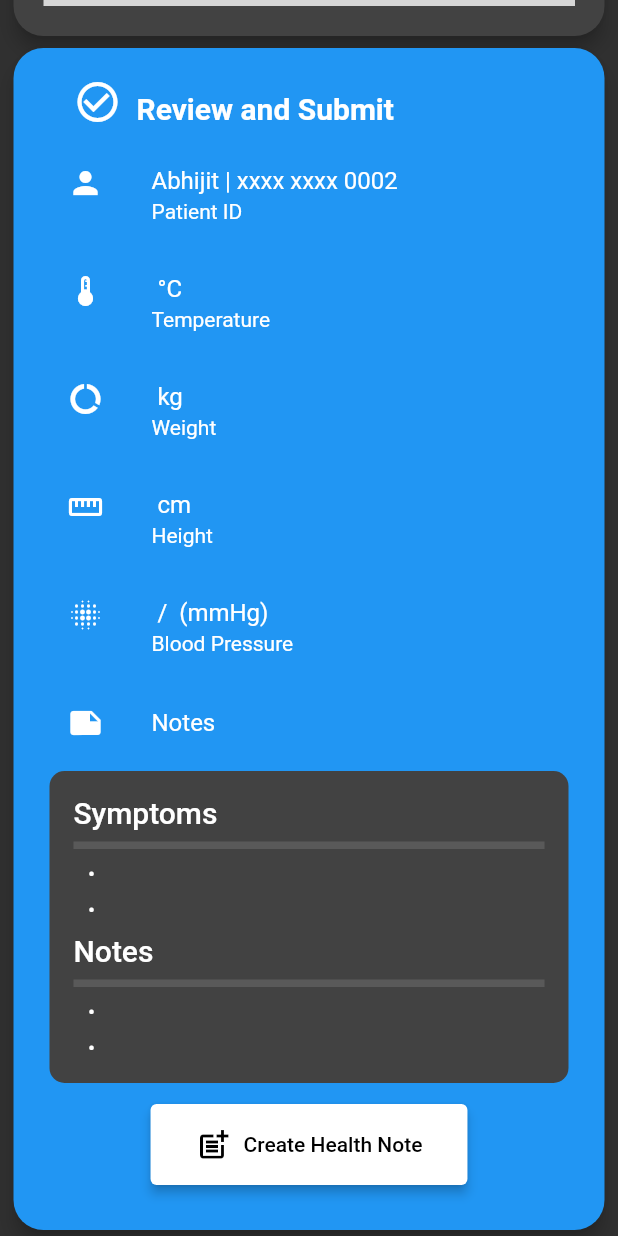
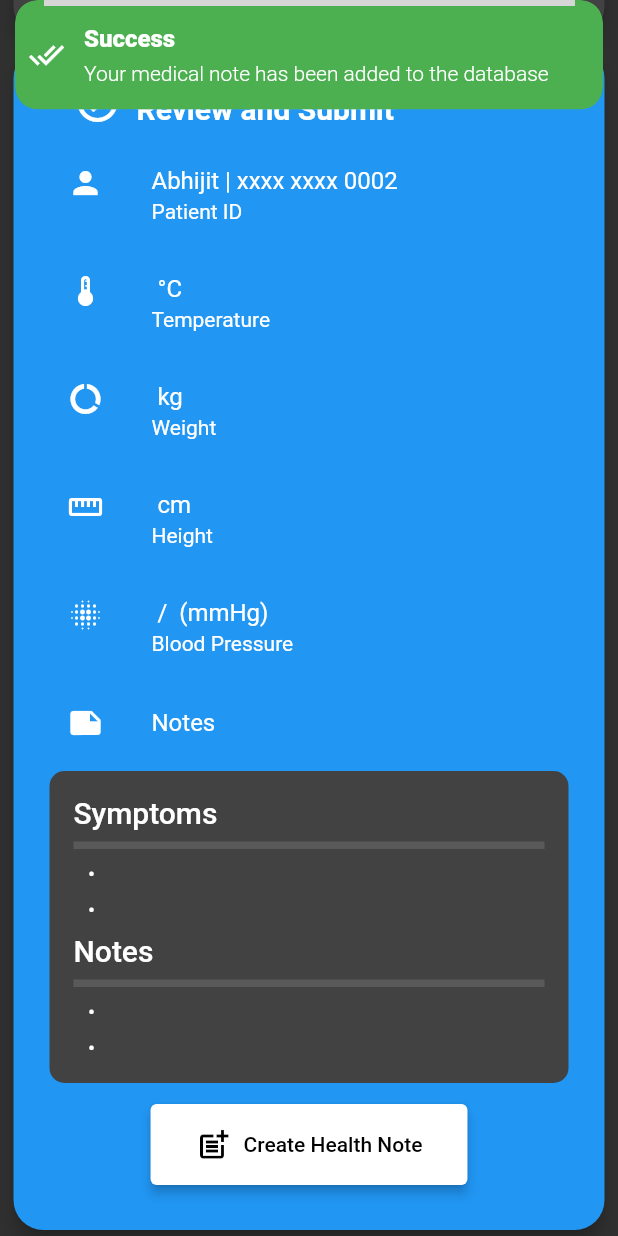
Before and after one commit to Az-21/universal-health-card, a Flutter app: the CreateNotesPage screen opened directly, scrolled down 783 dp, after a tap on "Create Health Note", on a phone screen of 412 x 824 dp. Run offline on Flutter 3.47's test engine with Material 2 defaults, Android fonts, the light colour scheme and no system bars; our stand-ins replace cloud_firestore, firebase_auth, firebase_core, flutter_markdown, font_awesome_flutter, get and 4 more; missing offline and left inert: awesome_card, flutter_card_swipper, maps_launcher, markdown_editable_textinput, pattern_formatter; accounts and stored records are empty; grey boxes are pictures that could not be loaded.

Commit message:
☁ added cloud DB upload functionality

```diff
--- a/lib/src/notes/add_notes.dart
+++ b/lib/src/notes/add_notes.dart
@@ -1,9 +1,12 @@
 // ━━━━━━━━━━━━━━━━━━━━━━━━━━━━━━━━━━━━━━━━
 //  * Imports
 // ━━━━━━━━━━━━━━━━━━━━━━━━━━━━━━━━━━━━━━━━
+import 'package:cloud_firestore/cloud_firestore.dart';
+import 'package:firebase_auth/firebase_auth.dart';
 import 'package:flutter/cupertino.dart';
 import 'package:flutter/material.dart';
 import 'package:flutter/services.dart';
+import 'package:get_storage/get_storage.dart';
 import 'package:health_app/src/functions.dart';
 
 // Pub Dev Imports
@@ -24,7 +27,7 @@ class CreateNotesPage extends StatefulWidget {
 
 class _CreateNotesPageState extends State<CreateNotesPage> {
   // * Variables
-  double temp = 36.5;
+  double temp = 97.7;
   TextEditingController textTemp = TextEditingController();
   TextEditingController weight = TextEditingController();
   TextEditingController height = TextEditingController();
@@ -33,6 +36,13 @@ class _CreateNotesPageState extends State<CreateNotesPage> {
   String description = '## Symptoms\n---\n* \n* \n\n## Notes\n---\n* \n* \n';
   final String _markdownURL = 'https://www.markdownguide.org/cheat-sheet/';
 
+  final _getStorage = GetStorage();
+
+  // * Google hooks
+  final user = FirebaseAuth.instance.currentUser!;
+  final CollectionReference collectionReference =
+      FirebaseFirestore.instance.collection('notes');
+
   List<String> cardList = [
     'Abhijit | xxxx xxxx 0002',
     'Abhishek | xxxx xxxx 0003',
@@ -40,6 +50,21 @@ class _CreateNotesPageState extends State<CreateNotesPage> {
     'Dhruv | xxxx xxxx 0015',
   ];
   int _selectedCard = 0;
+
+  // * Details of submitter
+  String name = 'ERR: Unknown User';
+  String orgnization = 'Self';
+  bool isDoctor = false;
+  @override
+  void initState() {
+    super.initState();
+    // * Get details about current user
+    orgnization = _getStorage.read('orgnization').toString();
+    isDoctor =
+        // ignore: avoid_bool_literals_in_conditional_expressions
+        _getStorage.read('isDoc').toString() == 'true' ? true : false;
+    name = user.displayName!;
+  }
 
   @override
   Widget build(BuildContext context) {
@@ -149,8 +174,8 @@ class _CreateNotesPageState extends State<CreateNotesPage> {
                               flex: 9,
                               child: SfLinearGauge(
                                 // * Range
-                                minimum: 35,
-                                maximum: 39,
+                                minimum: 95,
+                                maximum: 103,
 
                                 // * Triangle Marker + Text Display
                                 markerPointers: [
@@ -178,13 +203,13 @@ class _CreateNotesPageState extends State<CreateNotesPage> {
                                       height: 60,
                                       child: Center(
                                         child: Text(
-                                          '${temp.toStringAsFixed(1)} °C',
+                                          '${temp.toStringAsFixed(1)} °F',
                                           style: TextStyle(
                                               fontWeight: FontWeight.w500,
                                               fontSize: 11,
-                                              color: temp < 36.1
+                                              color: temp < 97
                                                   ? Colors.blue
-                                                  : temp < 37.2
+                                                  : temp < 98.7
                                                       ? Colors.green
                                                       : Colors.red),
                                         ),
@@ -194,9 +219,9 @@ class _CreateNotesPageState extends State<CreateNotesPage> {
                                 ],
 
                                 // * Gradient Axis
-                                axisTrackStyle: LinearAxisTrackStyle(
+                                axisTrackStyle: const LinearAxisTrackStyle(
                                   thickness: 18,
-                                  gradient: const LinearGradient(
+                                  gradient: LinearGradient(
                                     colors: [
                                       Colors.blue,
                                       Colors.green,
@@ -221,13 +246,13 @@ class _CreateNotesPageState extends State<CreateNotesPage> {
                                 controller: textTemp,
                                 decoration: const InputDecoration(
                                   border: OutlineInputBorder(),
-                                  labelText: '°C',
-                                  hintText: '36.5',
+                                  labelText: '°F',
+                                  hintText: '97.7',
                                 ),
                                 onSubmitted: (value) {
                                   if (value == '' || value == '-') {
-                                    textTemp.text = '36.0';
-                                    setState(() => temp = 36.0);
+                                    textTemp.text = '97.7';
+                                    setState(() => temp = 97.7);
                                   } else {
                                     temp = double.parse(value);
                                     setState(() {});
@@ -612,7 +637,30 @@ class _CreateNotesPageState extends State<CreateNotesPage> {
                             ),
                             icon: const Icon(Icons.post_add),
                             label: const Text('Create Health Note'),
-                            onPressed: () {},
+                            onPressed: () async {
+                              await collectionReference
+                                  .add({
+                                    'dateTime': DateTime.now(),
+                                    'forUser': cardList[_selectedCard],
+                                    'byUser': name,
+                                    'orgnization': orgnization,
+                                    'isDoctor': isDoctor,
+                                    'temperature': textTemp.text,
+                                    'height': height.text,
+                                    'weight': weight.text,
+                                    'bpS': bpS.text,
+                                    'bpD': bpD.text,
+                                    'note': description,
+                                  })
+                                  .then((value) => infoSnackbar(
+                                      'Success',
+                                      'Your medical note has been added to the database',
+                                      true))
+                                  .catchError((error) => infoSnackbar(
+                                      'Failed to add medical note',
+                                      '$error',
+                                      false));
+                            },
                           ),
                         ),
                       ],
```
